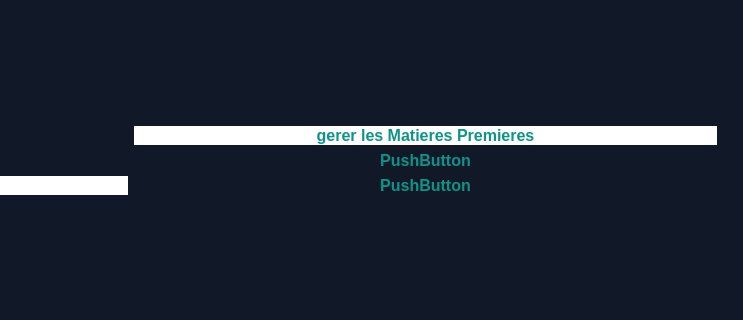
The window that mainwindow.ui (jmaimohamed/Smart_Contracting_And_Construction_Company_2A2) describes before a commit, drawn with Qt 5; both pictures show x 465 to 1208 and y 150 to 470 of the 1208 by 635 pixel window.
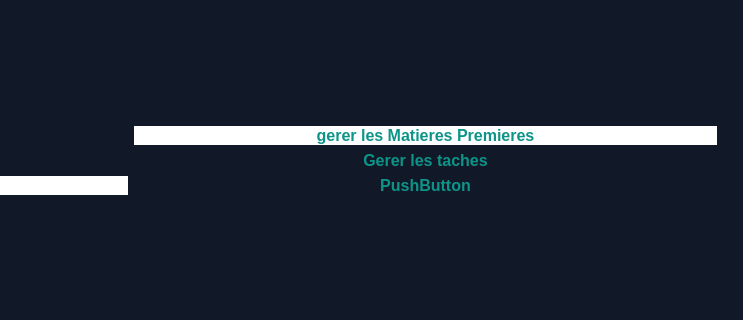
The same window after the commit. The open tabs and pages were chosen to show the change. Icons and pictures are not drawn.

Commit message: Color hover on buttons

```diff
--- a/mainwindow.ui
+++ b/mainwindow.ui
@@ -230,12 +230,19 @@
            </sizepolicy>
           </property>
           <property name="styleSheet">
-           <string notr="true">color: #0d9488;
+           <string notr="true">QPushButton:hover#quit_button
+{
+   background-color:white;
+}
+
+QPushButton{
+color: #0d9488;
 font-size: 16px;
-font-weight: bold;</string>
+font-weight: bold;
+}</string>
           </property>
           <property name="text">
-           <string>PushButton</string>
+           <string>Gerer les taches</string>
           </property>
          </widget>
         </item>
```
Left out of the diff: 2 changed lines with no effect on the pictures. The commit also changes 13 other files.
